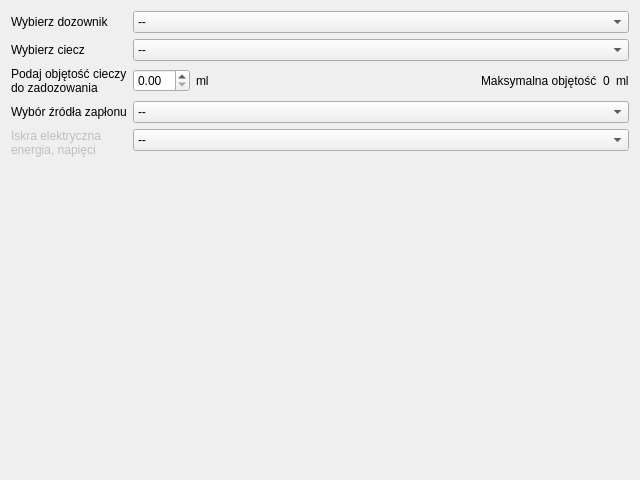
Qt form nowytest_2.ui (wiacekmarcin/StanowiskoChemiczne) before a commit.
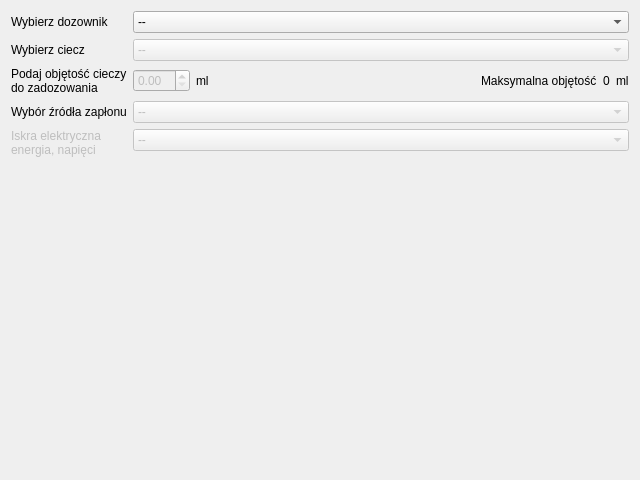
The same form after that commit.

```diff
--- a/nowytest_2.ui
+++ b/nowytest_2.ui
@@ -1,7 +1,7 @@
 <?xml version="1.0" encoding="UTF-8"?>
 <ui version="4.0">
  <class>NowyTest_2</class>
- <widget class="QDialog" name="NowyTest_2">
+ <widget class="QWizardPage" name="NowyTest_2">
   <property name="geometry">
    <rect>
     <x>0</x>
@@ -13,6 +13,15 @@
   <property name="windowTitle">
    <string>Dialog</string>
   </property>
+  <property name="title">
+   <string>Wybór dozownika, cieczy i zapłonu</string>
+  </property>
+  <property name="subTitle">
+   <string>Należy po kolei wybrać numer dozownika, następnie możliwe ciecze dla wybranego dozownika. Po wyborze cieczy należy wprowadzić ilość cieczy. Ostatnim krokiem jest wybór zapłonu i energii w przypadku zapłonów elektrycznych</string>
+  </property>
+  <attribute name="pageId">
+   <string notr="true">2</string>
+  </attribute>
   <layout class="QFormLayout" name="formLayout">
    <item row="0" column="0">
     <widget class="QLabel" name="lchDozownik">
@@ -64,6 +73,9 @@
    </item>
    <item row="1" column="1">
     <widget class="QComboBox" name="cbCiecz">
+     <property name="enabled">
+      <bool>false</bool>
+     </property>
      <item>
       <property name="text">
        <string>--</string>
@@ -97,7 +109,11 @@
    <item row="2" column="1">
     <layout class="QHBoxLayout" name="horizontalLayout">
      <item>
-      <widget class="QDoubleSpinBox" name="iloscCieczy"/>
+      <widget class="QDoubleSpinBox" name="iloscCieczy">
+       <property name="enabled">
+        <bool>false</bool>
+       </property>
+      </widget>
      </item>
      <item>
       <widget class="QLabel" name="lunit">
@@ -164,6 +180,9 @@
    </item>
    <item row="3" column="1">
     <widget class="QComboBox" name="cbZaplon">
+     <property name="enabled">
+      <bool>false</bool>
+     </property>
      <item>
       <property name="text">
        <string>--</string>
@@ -199,6 +218,9 @@
    </item>
    <item row="4" column="1">
     <widget class="QComboBox" name="cbenergiaIskry">
+     <property name="enabled">
+      <bool>false</bool>
+     </property>
      <item>
       <property name="text">
        <string>--</string>
```
Left out of the diff: 6 changed lines with no effect on the pictures.
